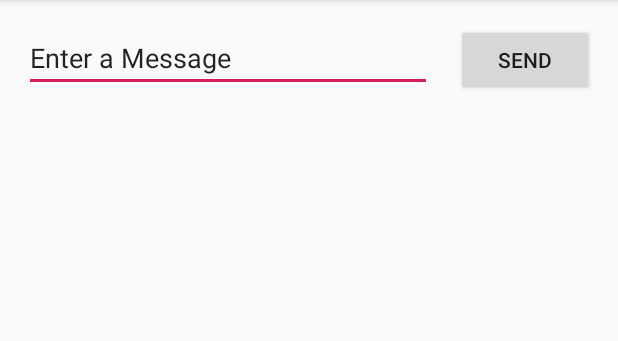
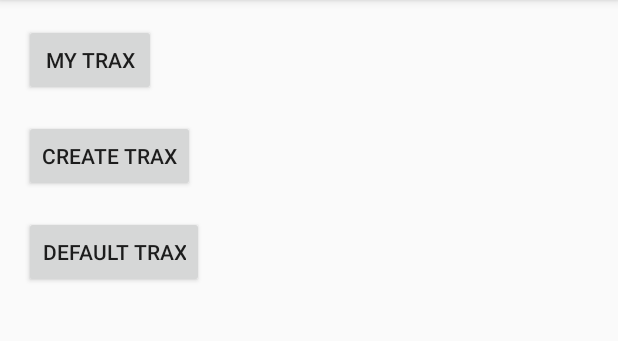
Before and after one commit to BrianCarducci/BackTrax, an Android app: the screen it shows after launch (MainActivity), on a phone screen of 412 x 824 dp, the part 84-425 px from its top. Run offline under Robolectric (Android 15) with nearby library versions, the phone set to English and light mode, and no system bars.

Commit message:
adding ui components for player

```diff
--- a/app/build.gradle
+++ b/app/build.gradle
@@ -25,7 +25,7 @@ android {
 
 dependencies {
     implementation fileTree(dir: 'libs', include: ['*.jar'])
-    implementation"org.jetbrains.kotlin:kotlin-stdlib-jdk7:$kotlin_version"
+    implementation "org.jetbrains.kotlin:kotlin-stdlib-jdk7:$kotlin_version"
     implementation 'androidx.appcompat:appcompat:1.0.2'
     implementation 'androidx.core:core-ktx:1.0.2'
     implementation 'androidx.constraintlayout:constraintlayout:1.1.3'
--- a/app/src/main/res/layout/activity_main.xml
+++ b/app/src/main/res/layout/activity_main.xml
@@ -6,32 +6,39 @@
     android:layout_height="match_parent"
     tools:context=".MainActivity">
 
-    <EditText
-        android:id="@+id/editText"
-        android:layout_width="0dp"
+    <Button
+        android:id="@+id/button"
+        android:layout_width="wrap_content"
         android:layout_height="wrap_content"
         android:layout_marginStart="16dp"
         android:layout_marginLeft="16dp"
         android:layout_marginTop="16dp"
-        android:layout_marginEnd="16dp"
-        android:layout_marginRight="16dp"
-        android:ems="10"
-        android:inputType="textPersonName"
-        android:text="@string/edit_message"
-        app:layout_constraintEnd_toStartOf="@+id/button"
-        app:layout_constraintHorizontal_bias="0.5"
+        android:text="@string/my_trax"
+        android:onClick="startMyTraxActivity"
         app:layout_constraintStart_toStartOf="parent"
         app:layout_constraintTop_toTopOf="parent" />
 
     <Button
-        android:id="@+id/button"
-        android:layout_width="92dp"
+        android:id="@+id/button2"
+        android:layout_width="wrap_content"
         android:layout_height="wrap_content"
-        android:layout_marginEnd="16dp"
-        android:layout_marginRight="16dp"
-        android:text="@string/button_send"
-        app:layout_constraintBaseline_toBaselineOf="@+id/editText"
-        app:layout_constraintEnd_toEndOf="parent"
-        app:layout_constraintHorizontal_bias="0.5"
-        app:layout_constraintStart_toEndOf="@+id/editText" />
+        android:layout_marginStart="16dp"
+        android:layout_marginLeft="16dp"
+        android:layout_marginTop="16dp"
+        android:text="@string/create_trax"
+        android:onClick="startCreateTraxActivity"
+        app:layout_constraintStart_toStartOf="parent"
+        app:layout_constraintTop_toBottomOf="@+id/button" />
+
+    <Button
+        android:id="@+id/button3"
+        android:layout_width="wrap_content"
+        android:layout_height="wrap_content"
+        android:layout_marginStart="16dp"
+        android:layout_marginLeft="16dp"
+        android:layout_marginTop="16dp"
+        android:text="@string/default_trax"
+        android:onClick="startDefaultTraxActivity"
+        app:layout_constraintStart_toStartOf="parent"
+        app:layout_constraintTop_toBottomOf="@+id/button2" />
 </androidx.constraintlayout.widget.ConstraintLayout>
--- a/app/src/main/res/values/strings.xml
+++ b/app/src/main/res/values/strings.xml
@@ -2,4 +2,7 @@
     <string name="app_name">BackTrax</string>
     <string name="edit_message">Enter a Message</string>
     <string name="button_send">Send</string>
+    <string name="my_trax">My Trax</string>
+    <string name="create_trax">Create Trax</string>
+    <string name="default_trax">Default Trax</string>
 </resources>
```
Also changed, not shown: app/src/main/AndroidManifest.xml (+12 -0 lines), app/src/main/java/com/example/backtrax/CreateTraxActivity.kt (added, +12 -0 lines), app/src/main/java/com/example/backtrax/DefaultTraxActivity.kt (added, +12 -0 lines), app/src/main/java/com/example/backtrax/MainActivity.kt (+20 -0 lines), app/src/main/java/com/example/backtrax/MyTraxActivity.kt (added, +12 -0 lines), app/src/main/res/layout/activity_create_trax.xml (added, +9 -0 lines), app/src/main/res/layout/activity_default_trax.xml (added, +86 -0 lines), app/src/main/res/layout/activity_my_trax.xml (added, +9 -0 lines).
